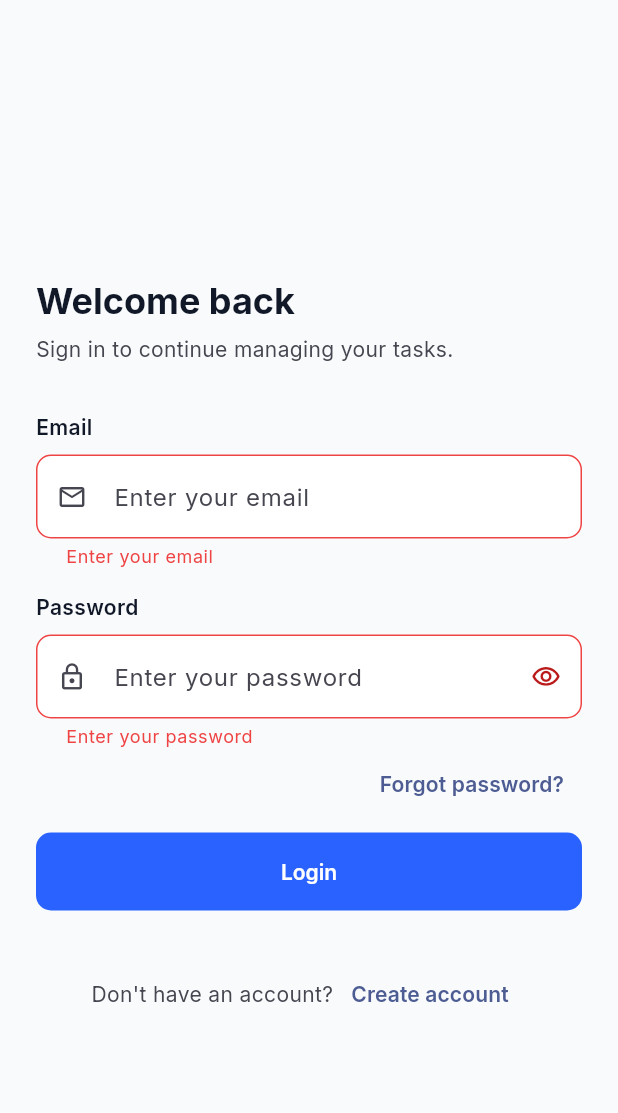
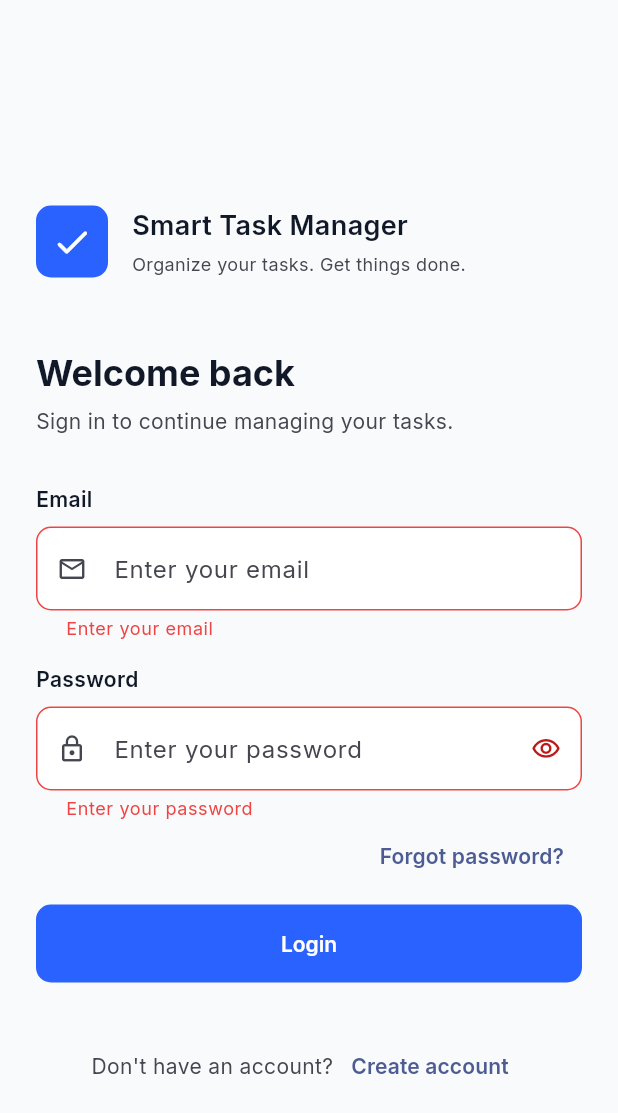
Before and after one commit to BittyMariyamBabu/smart_task_manager_app, a Flutter app: the screen it shows after launch, after a tap on "Login", on a phone screen of 412 x 824 dp. Shown: the top 1113 px of the screen. Run offline on Flutter 3.47's test engine with Material 3 defaults, Android fonts, the phone set to English and light mode, and no system bars; our stand-ins replace flutter_riverpod, google_fonts.

Commit message:
refactor(auth): extract LoginForm and refactor auth layout

```diff
--- a/lib/features/auth/presentation/pages/login_page.dart
+++ b/lib/features/auth/presentation/pages/login_page.dart
@@ -1,62 +1,25 @@
 import 'package:flutter/material.dart';
-import 'package:flutter_riverpod/flutter_riverpod.dart';
 import 'package:smart_task_manger/core/theme/app_spacings.dart';
-import 'package:smart_task_manger/core/theme/pp_validators.dart';
+import 'package:smart_task_manger/features/auth/presentation/widgets/auth_brand.dart';
 import 'package:smart_task_manger/features/auth/presentation/widgets/auth_footer.dart';
 import 'package:smart_task_manger/features/auth/presentation/widgets/auth_header.dart';
 import 'package:smart_task_manger/features/auth/presentation/widgets/auth_layout.dart';
-import 'package:smart_task_manger/widgets/app_button.dart';
-import 'package:smart_task_manger/widgets/app_text_field.dart';
+import 'package:smart_task_manger/features/auth/presentation/widgets/login_form.dart';
 
 /// Displays the login form and handles user authentication.
-class LoginPage extends ConsumerStatefulWidget {
+class LoginPage extends StatelessWidget {
   const LoginPage({super.key});
-
-  @override
-  ConsumerState<LoginPage> createState() => _LoginPageState();
-}
-
-class _LoginPageState extends ConsumerState<LoginPage> {
-  final _formKey = GlobalKey<FormState>();
-
-  final _emailController = TextEditingController();
-  final _passwordController = TextEditingController();
-
-  bool _obscurePassword = true;
-
-  /// Disposes of the controllers when the widget is removed from the widget tree.
-  @override
-  void dispose() {
-    _emailController.dispose();
-    _passwordController.dispose();
-    super.dispose();
-  }
-
-  /// Handles the login action when the user presses the login button.
-  Future<void> _login() async {
-    if (!(_formKey.currentState?.validate() ?? false)) {
-      return;
-    }
-
-    final email = _emailController.text.trim();
-    final password = _passwordController.text;
-
-    // TODO: Call the login ViewModel.
-    debugPrint('Login: $email / $password');
-  }
-
-  /// Navigates to the registration page.
-  void _goToSignup() {
-    // TODO: Navigate to RegisterPage.
-  }
 
   @override
   Widget build(BuildContext context) {
     return AuthLayout(
-      formKey: _formKey,
       child: Column(
         crossAxisAlignment: CrossAxisAlignment.stretch,
         children: [
+          const SizedBox(height: AppSpacing.xxl),
+
+          const AuthBrand(),
+
           const SizedBox(height: AppSpacing.xxl),
 
           const AuthHeader(
@@ -64,54 +27,16 @@ class _LoginPageState extends ConsumerState<LoginPage> {
             subtitle: 'Sign in to continue managing your tasks.',
           ),
 
-          AppTextField(
-            controller: _emailController,
-            label: 'Email',
-            hintText: 'Enter your email',
-            prefixIcon: Icons.email_outlined,
-            keyboardType: TextInputType.emailAddress,
-            textInputAction: TextInputAction.next,
-            validator: AppValidators.validateEmail,
-          ),
-
-          const SizedBox(height: AppSpacing.md),
-
-          AppTextField(
-            controller: _passwordController,
-            label: 'Password',
-            maxLines: 1,
-            hintText: 'Enter your password',
-            prefixIcon: Icons.lock_outline,
-            obscureText: _obscurePassword,
-            validator: AppValidators.validateLoginPassword,
-            onToggleObscured: () {
-              setState(() {
-                _obscurePassword = !_obscurePassword;
-              });
-            },
-          ),
-
-          Align(
-            alignment: Alignment.centerRight,
-            child: TextButton(
-              onPressed: () {},
-              child: const Text('Forgot password?'),
-            ),
-          ),
-
-          const SizedBox(height: AppSpacing.sm),
-
-          AppButton(
-            label: 'Login',
-            onPressed: _login,
-          ),
+          const LoginForm(),
 
           const SizedBox(height: AppSpacing.xl),
 
           AuthFooter(
             mainText: "Don't have an account?",
             subText: 'Create account',
-            onPressed: _goToSignup
+            onPressed: () {
+              // Navigate to RegisterPage
+            },
           ),
         ],
       ),
--- a/lib/features/auth/presentation/widgets/auth_brand.dart
+++ b/lib/features/auth/presentation/widgets/auth_brand.dart
@@ -3,7 +3,6 @@ import 'package:smart_task_manger/core/theme/app_colors.dart';
 import 'package:smart_task_manger/core/theme/app_radius.dart';
 import 'package:smart_task_manger/core/theme/app_spacings.dart';
 import 'package:smart_task_manger/core/theme/app_typography.dart';
-
 
 /// A reusable branding widget for authentication screens.
 ///
--- a/lib/features/auth/presentation/widgets/auth_layout.dart
+++ b/lib/features/auth/presentation/widgets/auth_layout.dart
@@ -4,7 +4,7 @@ import 'package:smart_task_manger/core/theme/app_spacings.dart';
 /// Provides the common layout used by authentication screens.
 ///
 /// Handles safe areas, scrolling, keyboard dismissal, responsive width
-/// constraints, and form layout.
+/// constraints.
 ///
 /// Authentication pages such as [LoginPage] and [RegisterPage] provide
 /// their form content through the [child] parameter while sharing the
@@ -12,12 +12,8 @@ import 'package:smart_task_manger/core/theme/app_spacings.dart';
 class AuthLayout extends StatelessWidget {
   const AuthLayout({
     required this.child,
-    required this.formKey,
     super.key,
   });
-
-  /// The form key used to validate and manage the authentication form.
-  final GlobalKey<FormState> formKey;
 
   /// The authentication form content displayed inside the layout.
   final Widget child;
@@ -46,10 +42,7 @@ class AuthLayout extends StatelessWidget {
                     padding: const EdgeInsets.symmetric(
                       vertical: AppSpacing.xl,
                     ),
-                    child: Form(
-                      key: formKey,
-                      child: child,
-                    ),
+                    child: child,
                   ),
                 ),
               ),
--- /dev/null
+++ b/lib/features/auth/presentation/widgets/login_form.dart
@@ -0,0 +1,98 @@
+import 'package:flutter/material.dart';
+import 'package:flutter_riverpod/flutter_riverpod.dart';
+import 'package:smart_task_manger/core/theme/app_spacings.dart';
+import 'package:smart_task_manger/core/theme/pp_validators.dart';
+import 'package:smart_task_manger/widgets/app_button.dart';
+import 'package:smart_task_manger/widgets/app_text_field.dart';
+
+/// Displays the login form and handles user authentication.
+class LoginForm extends ConsumerStatefulWidget {
+  const LoginForm({super.key});
+
+  @override
+  ConsumerState<LoginForm> createState() => _LoginFormState();
+}
+
+class _LoginFormState extends ConsumerState<LoginForm> {
+  final _formKey = GlobalKey<FormState>();
+
+  final _emailController = TextEditingController();
+  final _passwordController = TextEditingController();
+
+  bool _obscurePassword = true;
+
+  @override
+  void dispose() {
+    _emailController.dispose();
+    _passwordController.dispose();
+    super.dispose();
+  }
+
+  /// Handles the login action when the user presses the login button.
+  Future<void> _login() async {
+    if (!(_formKey.currentState?.validate() ?? false)) {
+      return;
+    }
+
+    final email = _emailController.text.trim();
+    final password = _passwordController.text;
+
+    // TODO: Call the login ViewModel.
+    debugPrint('Login: $email / $password');
+  }
+
+  @override
+  Widget build(BuildContext context) {
+    return Form(
+      key: _formKey,
+      child: Column(
+        crossAxisAlignment: CrossAxisAlignment.stretch,
+        children: [
+          AppTextField(
+            controller: _emailController,
+            label: 'Email',
+            hintText: 'Enter your email',
+            prefixIcon: Icons.email_outlined,
+            keyboardType: TextInputType.emailAddress,
+            textInputAction: TextInputAction.next,
+            validator: AppValidators.validateEmail,
+          ),
+
+          const SizedBox(height: AppSpacing.md),
+
+          AppTextField(
+            controller: _passwordController,
+            label: 'Password',
+            maxLines: 1,
+            hintText: 'Enter your password',
+            prefixIcon: Icons.lock_outline,
+            obscureText: _obscurePassword,
+            validator: AppValidators.validateLoginPassword,
+            onToggleObscured: () {
+              setState(() {
+                _obscurePassword = !_obscurePassword;
+              });
+            },
+          ),
+
+          Align(
+            alignment: Alignment.centerRight,
+            child: TextButton(
+              onPressed: () {
+                // TODO: Navigate to forgot password.
+              },
+              child: const Text('Forgot password?'),
+            ),
+          ),
+
+          const SizedBox(height: AppSpacing.sm),
+
+          AppButton(
+            label: 'Login',
+            onPressed: _login,
+          ),
+        ],
+      ),
+    );
+  }
+}
```
